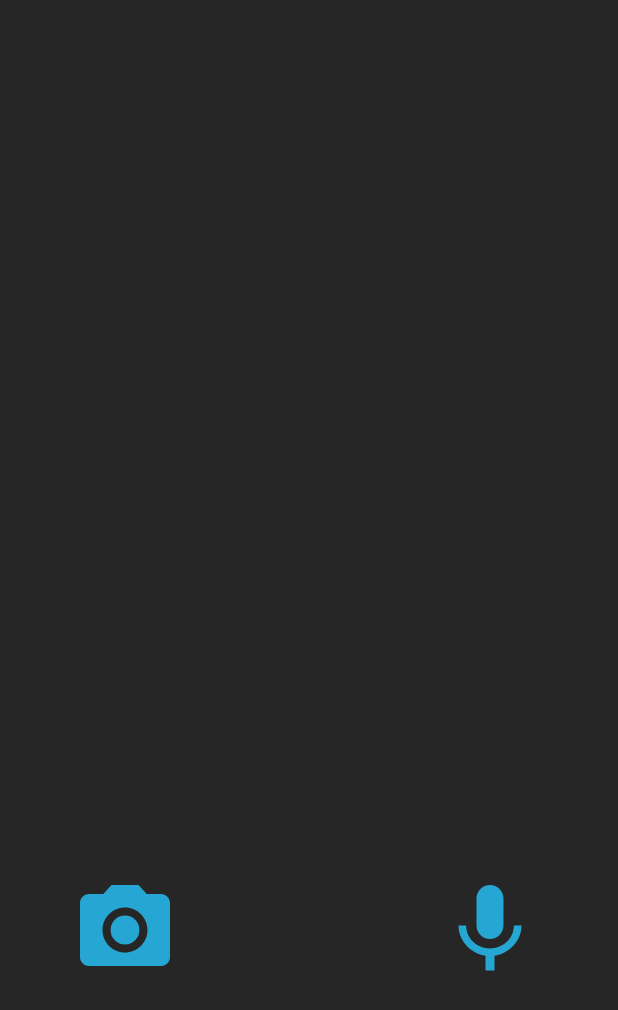
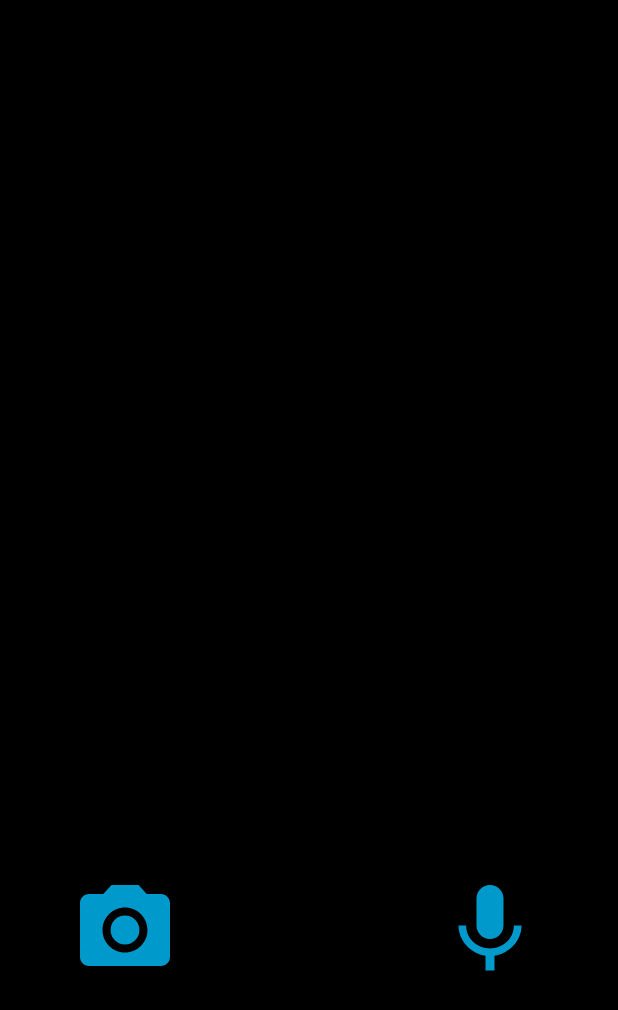
Before and after one commit to EternalCoder/Emojent, an Android app: the screen it shows after launch (MainScreenActivity), on a phone screen of 412 x 824 dp. Shown: the top 1010 px of the screen. Run offline under Robolectric (Android 15) with nearby library versions, the phone set to English and light mode, and no system bars.

Commit message:
Code cleanup and other changes
Finalized activity switching, updated the minimum SDK version from 19 to
21, and added dictionary words(!!!)

```diff
--- a/SourceCode/app/build.gradle
+++ b/SourceCode/app/build.gradle
@@ -5,7 +5,7 @@ android {
     buildToolsVersion "25.0.2"
     defaultConfig {
         applicationId "com.emojent.emojent"
-        minSdkVersion 19
+        minSdkVersion 21
         targetSdkVersion 25
         versionCode 1
         versionName "1.0"
@@ -29,4 +29,5 @@ dependencies {
     compile 'com.android.support.constraint:constraint-layout:1.0.2'
     testCompile 'junit:junit:4.12'
     compile 'com.microsoft.projectoxford:emotion:1.0.355'
+    compile 'com.google.android.gms:play-services-vision:10.2.4'
 }
--- a/SourceCode/app/src/main/res/layout/activity_main_screen.xml
+++ b/SourceCode/app/src/main/res/layout/activity_main_screen.xml
@@ -4,26 +4,24 @@
     xmlns:tools="http://schemas.android.com/tools"
     android:layout_width="match_parent"
     android:layout_height="match_parent"
-    android:background="@android:color/black"
-    android:alpha=".85"
     tools:context="com.emojent.emojent.MainScreenActivity">
 
     <ImageButton
         android:id="@+id/videoScreenButton"
         android:layout_width="wrap_content"
         android:layout_height="wrap_content"
+        android:layout_marginBottom="168dp"
         android:layout_marginStart="47dp"
         android:background="@android:color/transparent"
         android:contentDescription="@string/videoContDesc"
+        android:onClick="selectVideo"
         android:tint="@android:color/holo_blue_dark"
+        app:layout_constraintBottom_toBottomOf="parent"
+        app:layout_constraintLeft_toLeftOf="parent"
         app:srcCompat="@drawable/ic_camera_alt_black_72dp"
         tools:layout_constraintBottom_creator="1"
         tools:layout_constraintLeft_creator="1"
-        tools:layout_constraintTop_creator="1"
-        app:layout_constraintLeft_toLeftOf="parent"
-        app:layout_constraintBottom_toBottomOf="parent"
-        android:layout_marginBottom="168dp"
-        android:onClick="activityRecognize"/>
+        tools:layout_constraintTop_creator="1" />
 
     <ImageButton
         android:id="@+id/audioScreenButton"
@@ -33,6 +31,7 @@
         android:layout_marginEnd="49dp"
         android:background="@android:color/transparent"
         android:contentDescription="@string/audioContDesc"
+        android:onClick="selectAudio"
         android:tint="@android:color/holo_blue_dark"
         app:layout_constraintBottom_toBottomOf="parent"
         app:layout_constraintRight_toRightOf="parent"
--- a/SourceCode/app/src/main/res/values/styles.xml
+++ b/SourceCode/app/src/main/res/values/styles.xml
@@ -6,6 +6,7 @@
         <item name="colorPrimary">@color/colorPrimary</item>
         <item name="colorPrimaryDark">@color/colorPrimaryDark</item>
         <item name="colorAccent">@color/colorAccent</item>
+        <item name="android:colorBackground">@android:color/black</item>
     </style>
 
 </resources>
```
Also changed, not shown: SourceCode/app/src/main/AndroidManifest.xml (+5 -11 lines), SourceCode/app/src/main/java/com/emojent/emojent/MainScreenActivity.java (+10 -7 lines), SourceCode/app/src/main/java/com/emojent/emojent/VideoScreenActivity.java (+1 -16 lines), SourceCode/app/src/main/res/layout/activity_video_screen.xml (+0 -12 lines).
